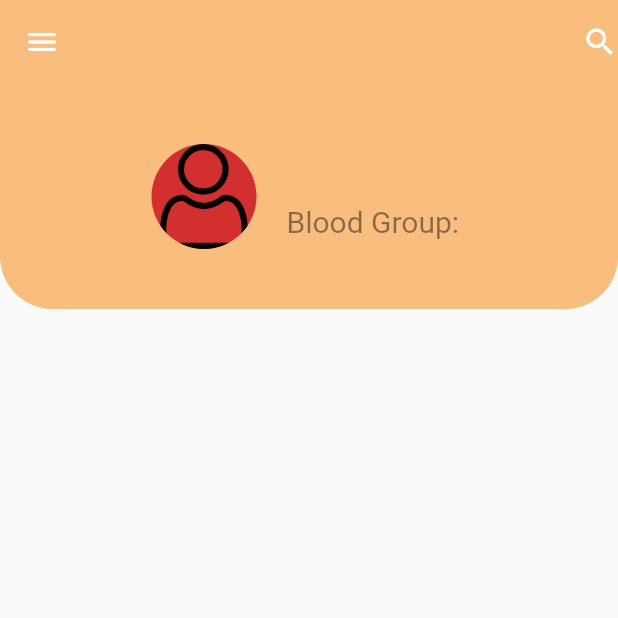
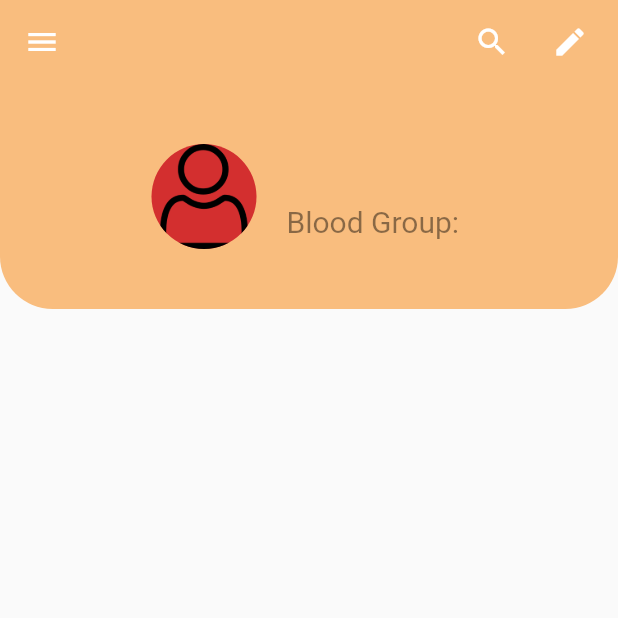
Before and after one commit to TusherRakib/BloodSource, a Flutter app: the UserProfileScreen screen opened directly, on a phone screen of 412 x 824 dp, the top half of it. Run offline on Flutter 3.47's test engine with Material 2 defaults, Android fonts, the phone set to English and light mode, and no system bars; our stand-ins replace cloud_firestore, firebase_auth, flutter_svg, fluttertoast; accounts and stored records are empty.

Commit message:
Rafid- update profile UI

```diff
--- a/lib/Screens/user_profile_new_screen.dart
+++ /dev/null
@@ -1,116 +0,0 @@
-import 'package:cloud_firestore/cloud_firestore.dart';
-import 'package:firebase_auth/firebase_auth.dart';
-import 'package:flutter/material.dart';
-
-class UserProfileScreen extends StatefulWidget {
-  @override
-  _UserProfileScreenState createState() => _UserProfileScreenState();
-}
-
-class _UserProfileScreenState extends State<UserProfileScreen> {
-  String userName = "";
-  String userEmail = "";
-  String userPhone = "";
-  String userBloodGroup = "";
-  String userLocation = "";
-
-  fetchUserData() async {
-    final firebaseUser = await FirebaseAuth.instance.currentUser();
-    if (firebaseUser != null) {
-      await Firestore.instance
-          .collection("users")
-          .document(firebaseUser.uid)
-          .get()
-          .then((ds) {
-        userEmail = ds.data['email'];
-        userName = ds.data['name'];
-        userPhone = ds.data['phone'];
-        userBloodGroup = ds.data['blood group'];
-        userLocation = ds.data['location'];
-      }).catchError((e) {
-        print(e.toString());
-      });
-    }
-  }
-
-  @override
-  Widget build(BuildContext context) {
-    return Scaffold(
-      appBar: AppBar(
-        backgroundColor: Color(0xFFF9BD7E),
-        elevation: 0.0,
-        leading: Icon(Icons.menu),
-        actions: [
-          Icon(Icons.search),
-        ],
-      ),
-      body: Column(
-        children: [
-          Container(
-            decoration: BoxDecoration(
-                color: Color(0xFFF9BD7E),
-                borderRadius: BorderRadius.only(
-                    bottomLeft: Radius.circular(35),
-                    bottomRight: Radius.circular(35),
-                ),
-            ),
-            height: 150,
-             child: Row(
-               mainAxisAlignment: MainAxisAlignment.center,
-               children: [
-               CircleAvatar(
-                   radius: 35.0,
-                   backgroundImage: AssetImage('assets/images/user_default.png')
-               ),
-                 SizedBox(width: 20.0,),
-                 Padding(
-                   padding: EdgeInsets.only(top: 45.0),
-                   child: Column(
-                     children: [
-                       // Text("Rafid Hussain Khan",style: TextStyle(fontSize: 30.0,fontWeight: FontWeight.w900),),
-                       // Text("App Developer",style: TextStyle(fontSize: 20.0,color: Colors.black45),),
-                       FutureBuilder(
-                         future: fetchUserData(),
-                         builder: (context, snapshot){
-                           if(snapshot.connectionState!= ConnectionState.done)
-                           {
-                             return Text('Loading Name',style: TextStyle(fontSize: 30.0,fontWeight: FontWeight.w900));
-                           }
-                           else{
-                             return Text(userName, style: TextStyle(fontSize: 30.0,fontWeight: FontWeight.w900));
-                           }
-                         },
-                       ),
-
-                       FutureBuilder(
-                         future: fetchUserData(),
-                         builder: (context, snapshot){
-                           if(snapshot.connectionState!= ConnectionState.done)
-                           {
-                             return Text('Loading Blood Group',style: TextStyle(fontSize: 20.0,color: Colors.black45));
-                           }
-                           else{
-                             return Text("Blood Group: "+ userBloodGroup, style: TextStyle(fontSize: 20.0,color: Colors.black45));
-                           }
-                         },
-                       )
-                     ],
-                   ),
-                 ),
-               ],
-             ),
-            //Center(
-            //   child: ListTile(
-            //     title: Text("Rafid Hussain Khan",style: TextStyle(fontSize: 35.0,fontWeight: FontWeight.bold),),
-            //     subtitle: Text("App Developer"),
-            //     leading: CircleAvatar(
-            //         backgroundImage: AssetImage('assets/images/user_default.png')),
-            //     //isThreeLine: true,
-            //   ),
-            // ),
-          )
-        ],
-      ),
-    );
-  }
-}
--- /dev/null
+++ b/lib/Screens/user_profile_screen.dart
@@ -0,0 +1,151 @@
+import 'package:blood_source/Screens/update_profile_screen.dart';
+import 'package:cloud_firestore/cloud_firestore.dart';
+import 'package:firebase_auth/firebase_auth.dart';
+import 'package:flutter/material.dart';
+
+class UserProfileScreen extends StatefulWidget {
+  @override
+  _UserProfileScreenState createState() => _UserProfileScreenState();
+}
+
+class _UserProfileScreenState extends State<UserProfileScreen> {
+  String userName = "";
+  String userEmail = "";
+  String userPhone = "";
+  String userBloodGroup = "";
+  String userLocation = "";
+
+  fetchUserData() async {
+    final firebaseUser = await FirebaseAuth.instance.currentUser();
+    if (firebaseUser != null) {
+      await Firestore.instance
+          .collection("users")
+          .document(firebaseUser.uid)
+          .get()
+          .then((ds) {
+        userEmail = ds.data['email'];
+        userName = ds.data['name'];
+        userPhone = ds.data['phone'];
+        userBloodGroup = ds.data['blood group'];
+        userLocation = ds.data['location'];
+      }).catchError((e) {
+        print(e.toString());
+      });
+    }
+  }
+
+  @override
+  Widget build(BuildContext context) {
+    return Scaffold(
+      appBar: AppBar(
+        backgroundColor: Color(0xFFF9BD7E),
+        elevation: 0.0,
+        leading: Icon(Icons.menu),
+        actions: [
+          Padding(
+            padding: const EdgeInsets.all(8.0),
+            child: Icon(Icons.search),
+          ),
+          Padding(
+            padding: const EdgeInsets.all(8.0),
+            child: IconButton(
+              icon: Icon(
+                Icons.edit,
+                color: Colors.white,
+              ),
+              onPressed: () {
+                var route = new MaterialPageRoute(
+                  builder: (BuildContext context) => new UpdateProfileScreen(
+                    fetchName: userName,
+                    fetchEmail: userEmail,
+                    fetchNumber: userPhone,
+                    fetchBloodGroup: userBloodGroup,
+                    fetchLocation: userLocation,
+                  ),
+                );
+                Navigator.of(context).push(route);
+              },
+            ),
+          ),
+        ],
+      ),
+      body: Column(
+        children: [
+          Container(
+            decoration: BoxDecoration(
+              color: Color(0xFFF9BD7E),
+              borderRadius: BorderRadius.only(
+                bottomLeft: Radius.circular(35),
+                bottomRight: Radius.circular(35),
+              ),
+            ),
+            height: 150,
+            child: Row(
+              mainAxisAlignment: MainAxisAlignment.center,
+              children: [
+                CircleAvatar(
+                    radius: 35.0,
+                    backgroundImage:
+                        AssetImage('assets/images/user_default.png')),
+                SizedBox(
+                  width: 20.0,
+                ),
+                Padding(
+                  padding: EdgeInsets.only(top: 45.0),
+                  child: Column(
+                    children: [
+                      // Text("Rafid Hussain Khan",style: TextStyle(fontSize: 30.0,fontWeight: FontWeight.w900),),
+                      // Text("App Developer",style: TextStyle(fontSize: 20.0,color: Colors.black45),),
+                      FutureBuilder(
+                        future: fetchUserData(),
+                        builder: (context, snapshot) {
+                          if (snapshot.connectionState !=
+                              ConnectionState.done) {
+                            return Text('Loading Name',
+                                style: TextStyle(
+                                    fontSize: 30.0,
+                                    fontWeight: FontWeight.w900));
+                          } else {
+                            return Text(userName,
+                                style: TextStyle(
+                                    fontSize: 30.0,
+                                    fontWeight: FontWeight.w900));
+                          }
+                        },
+                      ),
+
+                      FutureBuilder(
+                        future: fetchUserData(),
+                        builder: (context, snapshot) {
+                          if (snapshot.connectionState !=
+                              ConnectionState.done) {
+                            return Text('Loading Blood Group',
+                                style: TextStyle(
+                                    fontSize: 20.0, color: Colors.black45));
+                          } else {
+                            return Text("Blood Group: " + userBloodGroup,
+                                style: TextStyle(
+                                    fontSize: 20.0, color: Colors.black45));
+                          }
+                        },
+                      )
+                    ],
+                  ),
+                ),
+              ],
+            ),
+            //Center(
+            //   child: ListTile(
+            //     title: Text("Rafid Hussain Khan",style: TextStyle(fontSize: 35.0,fontWeight: FontWeight.bold),),
+            //     subtitle: Text("App Developer"),
+            //     leading: CircleAvatar(
+            //         backgroundImage: AssetImage('assets/images/user_default.png')),
+            //     //isThreeLine: true,
+            //   ),
+            // ),
+          )
+        ],
+      ),
+    );
+  }
+}
--- a/lib/main.dart
+++ b/lib/main.dart
@@ -1,7 +1,7 @@
 import 'package:blood_source/Screens/dashboard_screen.dart';
 import 'package:blood_source/Screens/login_screen.dart';
 import 'package:blood_source/Screens/signUp_screen.dart';
-import 'package:blood_source/Screens/user_profile_new_screen.dart';
+import 'package:blood_source/Screens/user_profile_screen.dart';
 import 'package:flutter/material.dart';
 
 void main() {
```
Also changed, not shown: lib/Screens/dashboard_screen.dart (+1 -27 lines), lib/Screens/update_profile_screen.dart (added, +294 -0 lines).
